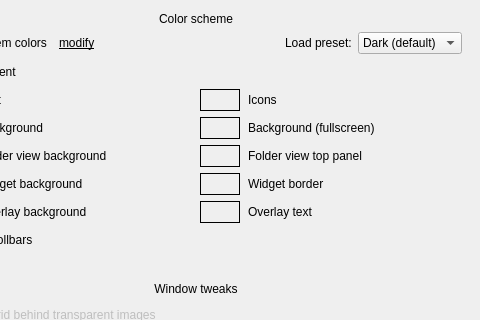
Before: the Qt Designer form qimgv/gui/dialogs/settingsdialog.ui in do-i/thumbgrid, drawn with Qt 5; both pictures show x 260 to 740 and y 0 to 320 of the 740 by 680 pixel window.
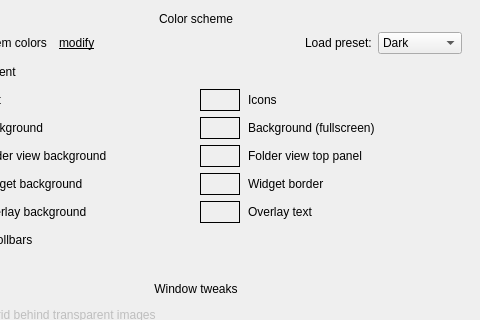
After: the same form once the commit is applied. The open tabs and pages were chosen to show the change. Custom widgets are drawn as their Qt base class.

Commit message: add dark_v2 theme

The edit to the form file:
```diff
--- a/qimgv/gui/dialogs/settingsdialog.ui
+++ b/qimgv/gui/dialogs/settingsdialog.ui
@@ -1847,11 +1847,16 @@
                     <item>
                      <widget class="QComboBox" name="themeSelectorComboBox">
                       <property name="currentText">
-                       <string>Dark (default)</string>
+                       <string>Dark</string>
                       </property>
                       <item>
                        <property name="text">
-                        <string>Dark (default)</string>
+                        <string>Dark</string>
+                       </property>
+                      </item>
+                      <item>
+                       <property name="text">
+                        <string>Dark V2</string>
                        </property>
                       </item>
                       <item>
```
Left out of the diff: 12 changed lines with no effect on the pictures. The commit also changes 3 other files.
